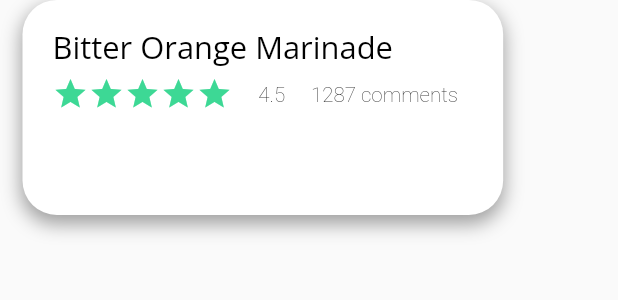
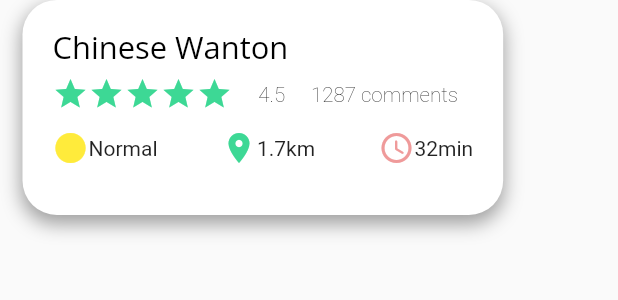
Before and after one commit to gt-lcy96/fultter_food_delivery, a Flutter app: what pageViewSmallBlock() shows on an empty page, opened directly, on a phone screen of 412 x 824 dp. Shown: the top 300 px of the screen. Run offline on Flutter 3.47's test engine with Material 2 defaults, Android fonts, the phone set to English and light mode, and no system bars; our stand-ins replace flutter_screenutil.

Commit message:
create IconStatusList

```diff
--- a/lib/pages/main_food/widgets/main_food_widgets.dart
+++ b/lib/pages/main_food/widgets/main_food_widgets.dart
@@ -108,20 +108,39 @@ Widget pageViewSmallBlock() {
       child: Column(
         crossAxisAlignment: CrossAxisAlignment.start,
         children: [
-          bigText("Bitter Orange Marinade", fontSize: 18),
-          SizedBox(height: 5.h,),
+          bigText("Chinese Wanton", fontSize: 18),
+          SizedBox(
+            height: 5.h,
+          ),
           Row(
             children: [
               RatingList(),
-              SizedBox(width: 15.w,),
+              SizedBox(
+                width: 15.w,
+              ),
               smallText("4.5"),
-              SizedBox(width: 15.w,),
+              SizedBox(
+                width: 15.w,
+              ),
               smallText("1287 comments"),
             ],
-          )
+          ),
+          SizedBox(height: 10.h),
+          IconStatusList('Normal', '1.7km', '32min'),
         ],
       ),
     ),
+  );
+}
+
+Widget IconStatusList(status, distance, time) {
+  return Row(
+    mainAxisAlignment: MainAxisAlignment.spaceBetween,
+    children: [
+      NamedIcon(Icons.circle_sharp, status, color: Colors.yellow),
+      NamedIcon(Icons.location_on, distance),
+      NamedIcon(Icons.access_time_rounded, time, color: Colors.red[200]),
+    ],
   );
 }
 
@@ -132,3 +151,13 @@ Widget RatingList() {
     }),
   );
 }
+
+Widget NamedIcon(icon, text, {color = AppColors.primaryElement}) {
+  return Row(children: [
+    Icon(
+      icon,
+      color: color,
+    ),
+    Text(text)
+  ]);
+}
```
